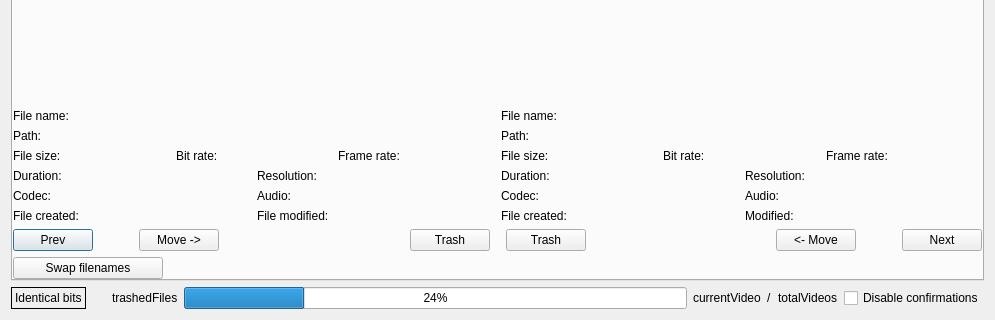
This is QtProject/app/comparison.ui in theophanemayaud/video-simili-duplicate-cleaner as Qt 5 draws it before an edit; both pictures show x 0 to 995 and y 330 to 650 of the 995 by 650 pixel window. The edited form follows.
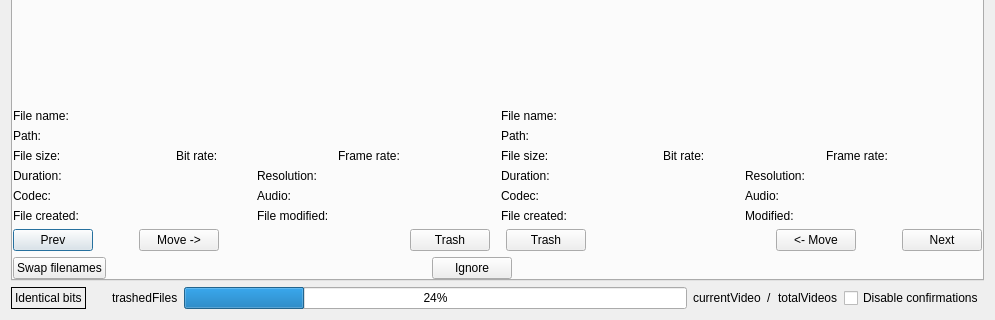
This is the edited form. Custom widgets are drawn as their Qt base class.

Commit message: feat(cache): can now declaire pair as not duplicates and save to cache

The edit to the form file:
```diff
--- a/QtProject/app/comparison.ui
+++ b/QtProject/app/comparison.ui
@@ -1099,6 +1099,8 @@
           </layout>
          </item>
          <item>
+          <layout class="QHBoxLayout" name="swap_ignore_Layout" stretch="0,0,0,0,0">
+           <item>
           <widget class="QPushButton" name="swapFilenames">
            <property name="maximumSize">
             <size>
@@ -1113,6 +1115,60 @@
             <string>Swap filenames</string>
            </property>
           </widget>
+           </item>
+           <item>
+            <spacer name="horizontalSpacer_11">
+             <property name="orientation">
+              <enum>Qt::Horizontal</enum>
+             </property>
+             <property name="sizeHint" stdset="0">
+              <size>
+               <width>40</width>
+               <height>20</height>
+              </size>
+             </property>
+            </spacer>
+           </item>
+           <item>
+            <widget class="QPushButton" name="ignoreDuplicatePairButton">
+             <property name="toolTip">
+              <string>Mark this pair as not duplicates and save to the cache, so that it will not ask again until cache is cleared.</string>
+             </property>
+             <property name="text">
+              <string>Ignore</string>
+             </property>
+            </widget>
+           </item>
+           <item>
+            <spacer name="horizontalSpacer_9">
+             <property name="orientation">
+              <enum>Qt::Horizontal</enum>
+             </property>
+             <property name="sizeHint" stdset="0">
+              <size>
+               <width>40</width>
+               <height>20</height>
+              </size>
+             </property>
+            </spacer>
+           </item>
+           <item>
+            <spacer name="horizontalSpacer_7">
+             <property name="orientation">
+              <enum>Qt::Horizontal</enum>
+             </property>
+             <property name="sizeType">
+              <enum>QSizePolicy::Maximum</enum>
+             </property>
+             <property name="sizeHint" stdset="0">
+              <size>
+               <width>150</width>
+               <height>20</height>
+              </size>
+             </property>
+            </spacer>
+           </item>
+          </layout>
          </item>
         </layout>
        </item>
```
Lines whose indentation alone changed are shown as unchanged. The commit also changes 5 other files.
